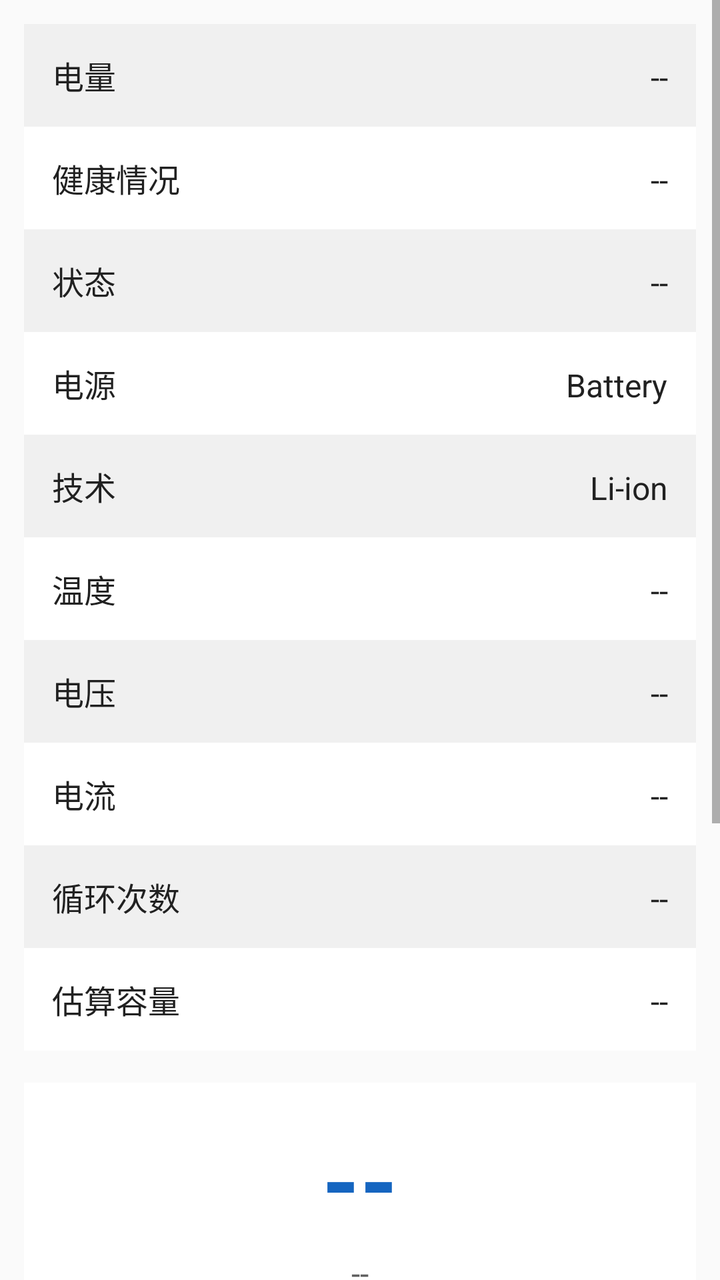
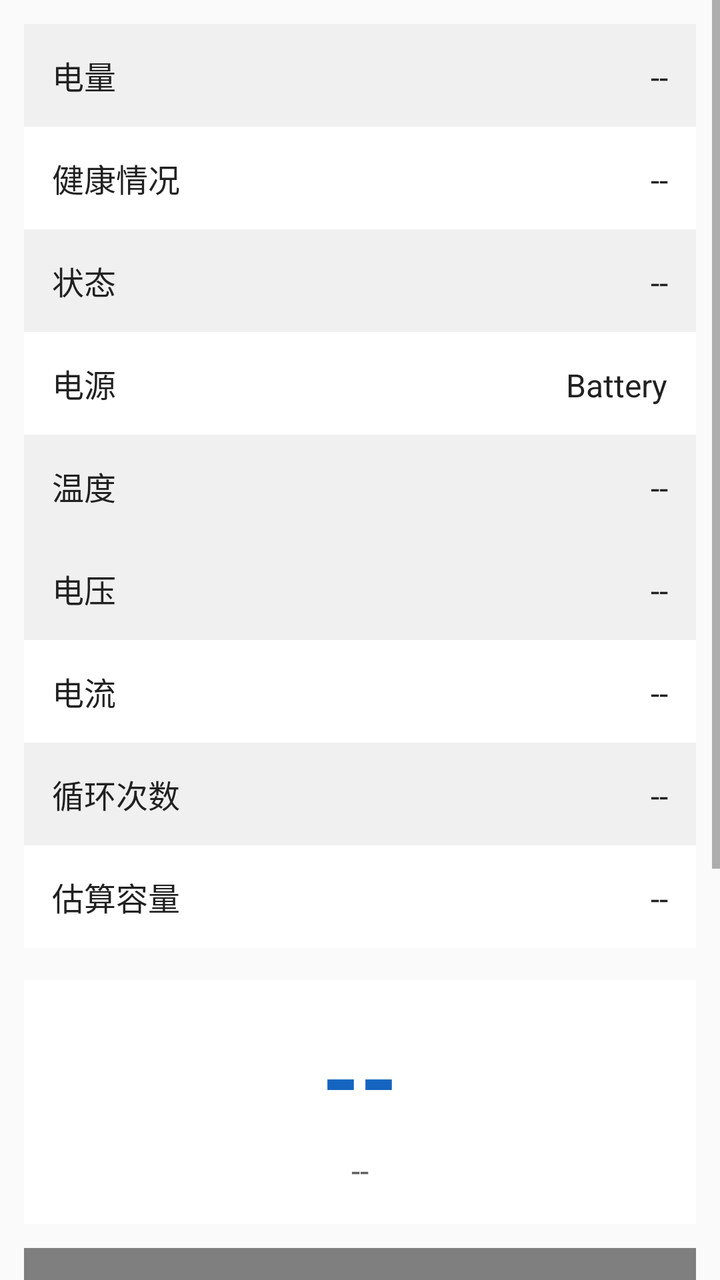

The first picture is an Android layout as it rendered before a commit; the second is the same layout after the commit. The layout source and the unified diff follow.
<!-- AndroidManifest.xml: application theme Theme.BatteryMonitor -->
<!-- res/layout/activity_main.xml -->
<?xml version="1.0" encoding="utf-8"?>
<ScrollView xmlns:android="http://schemas.android.com/apk/res/android"
    android:layout_width="match_parent"
    android:layout_height="match_parent"
    android:background="#FAFAFA">

    <LinearLayout
        android:layout_width="match_parent"
        android:layout_height="wrap_content"
        android:orientation="vertical"
        android:padding="12dp">

        
        <LinearLayout
            android:layout_width="match_parent"
            android:layout_height="wrap_content"
            android:orientation="vertical"
            android:background="#FFFFFF">

            <LinearLayout style="@style/RowEven">
                <TextView style="@style/Label" android:text="电量" />
                <TextView android:id="@+id/tv_level" style="@style/Value" android:text="--" />
            </LinearLayout>

            <LinearLayout style="@style/RowOdd">
                <TextView style="@style/Label" android:text="健康情况" />
                <TextView android:id="@+id/tv_health" style="@style/Value" android:text="--" />
            </LinearLayout>

            <LinearLayout style="@style/RowEven">
                <TextView style="@style/Label" android:text="状态" />
                <TextView android:id="@+id/tv_status" style="@style/Value" android:text="--" />
            </LinearLayout>

            <LinearLayout style="@style/RowOdd">
                <TextView style="@style/Label" android:text="电源" />
                <TextView android:id="@+id/tv_source" style="@style/Value" android:text="Battery" />
            </LinearLayout>

            <LinearLayout style="@style/RowEven">
                <TextView style="@style/Label" android:text="技术" />
                <TextView android:id="@+id/tv_tech" style="@style/Value" android:text="Li-ion" />
            </LinearLayout>

            <LinearLayout style="@style/RowOdd">
                <TextView style="@style/Label" android:text="温度" />
                <TextView android:id="@+id/tv_temp" style="@style/Value" android:text="--" />
            </LinearLayout>

            <LinearLayout style="@style/RowEven">
                <TextView style="@style/Label" android:text="电压" />
                <TextView android:id="@+id/tv_voltage" style="@style/Value" android:text="--" />
            </LinearLayout>

            <LinearLayout style="@style/RowOdd">
                <TextView style="@style/Label" android:text="电流" />
                <TextView android:id="@+id/tv_current" style="@style/Value" android:text="--" />
            </LinearLayout>

            <LinearLayout style="@style/RowEven">
                <TextView style="@style/Label" android:text="循环次数" />
                <TextView android:id="@+id/tv_cycle" style="@style/Value" android:text="--" />
            </LinearLayout>

            <LinearLayout style="@style/RowOdd">
                <TextView style="@style/Label" android:text="估算容量" />
                <TextView android:id="@+id/tv_design" style="@style/Value" android:text="--" />
            </LinearLayout>
        </LinearLayout>

        
        <LinearLayout
            android:layout_width="match_parent"
            android:layout_height="wrap_content"
            android:orientation="vertical"
            android:gravity="center"
            android:layout_marginTop="16dp"
            android:background="#FFFFFF"
            android:padding="16dp">

            <TextView
                android:id="@+id/tv_power_big"
                android:layout_width="wrap_content"
                android:layout_height="wrap_content"
                android:text="--"
                android:textSize="48sp"
                android:textStyle="bold"
                android:textColor="#1565C0" />

            <TextView
                android:id="@+id/tv_power_sub"
                android:layout_width="wrap_content"
                android:layout_height="wrap_content"
                android:text="--"
                android:textSize="16sp"
                android:textColor="#616161"
                android:layout_marginTop="4dp" />
        </LinearLayout>

        
        <com.battery.monitor.PowerChartView
            android:id="@+id/chart"
            android:layout_width="match_parent"
            android:layout_height="280dp"
            android:layout_marginTop="12dp"
            android:background="#FFFFFF" />

        <TextView
            android:layout_width="match_parent"
            android:layout_height="wrap_content"
            android:layout_marginTop="8dp"
            android:gravity="center"
            android:text="点击曲线查看历史"
            android:textColor="#9E9E9E"
            android:textSize="13sp" />

    </LinearLayout>
</ScrollView>
<!-- resources referenced by this layout -->
<resources>
  <style name="Label">
          <item name="android:layout_width">0dp</item>
          <item name="android:layout_weight">1</item>
          <item name="android:layout_height">wrap_content</item>
          <item name="android:textSize">16sp</item>
          <item name="android:textColor">#212121</item>
      </style>
  <style name="RowEven" parent="RowBase">
          <item name="android:background">#F0F0F0</item>
      </style>
  <style name="RowOdd" parent="RowBase">
          <item name="android:background">#FFFFFF</item>
      </style>
  <style name="Value">
          <item name="android:layout_width">wrap_content</item>
          <item name="android:layout_height">wrap_content</item>
          <item name="android:textSize">16sp</item>
          <item name="android:textColor">#212121</item>
      </style>
  <style name="Theme.BatteryMonitor" parent="Theme.MaterialComponents.Light.DarkActionBar">
          <item name="colorPrimary">#1565C0</item>
          <item name="colorPrimaryVariant">#0D47A1</item>
          <item name="colorOnPrimary">#FFFFFF</item>
          <item name="android:statusBarColor">#0D47A1</item>
      </style>
  <style name="RowBase">
          <item name="android:layout_width">match_parent</item>
          <item name="android:layout_height">wrap_content</item>
          <item name="android:orientation">horizontal</item>
          <item name="android:padding">14dp</item>
      </style>
</resources>

<!-- the commit's change to res/layout/activity_main.xml (unified diff, before → after) -->
@@ -38,11 +38,6 @@
             </LinearLayout>
 
             <LinearLayout style="@style/RowEven">
-                <TextView style="@style/Label" android:text="技术" />
-                <TextView android:id="@+id/tv_tech" style="@style/Value" android:text="Li-ion" />
-            </LinearLayout>
-
-            <LinearLayout style="@style/RowOdd">
                 <TextView style="@style/Label" android:text="温度" />
                 <TextView android:id="@+id/tv_temp" style="@style/Value" android:text="--" />
             </LinearLayout>
